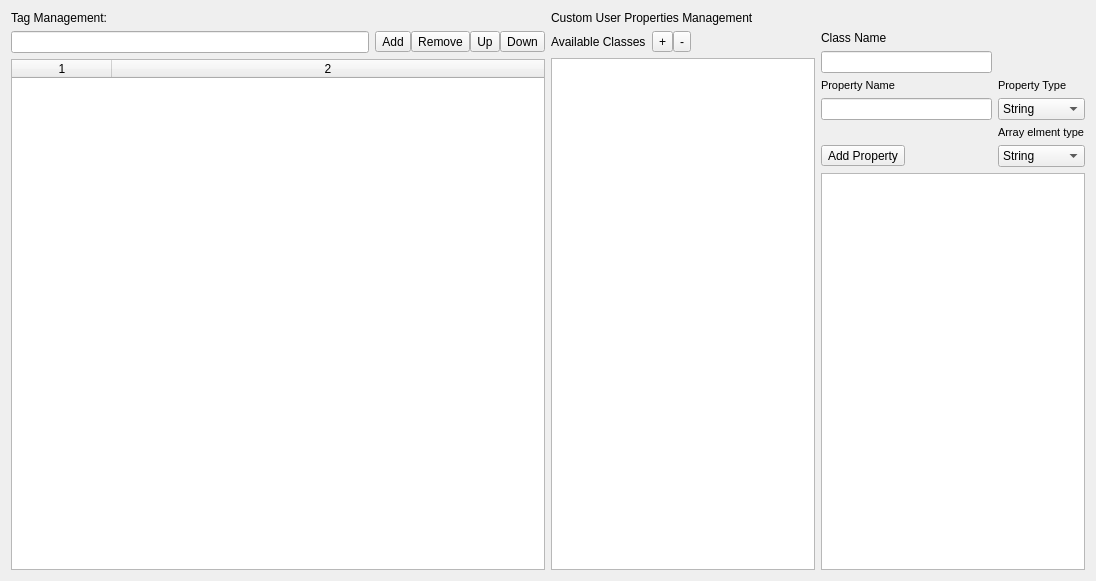
Before: the Qt Designer form customproperties.ui in ascetic85/LevelEditor-NG, drawn with Qt 5.
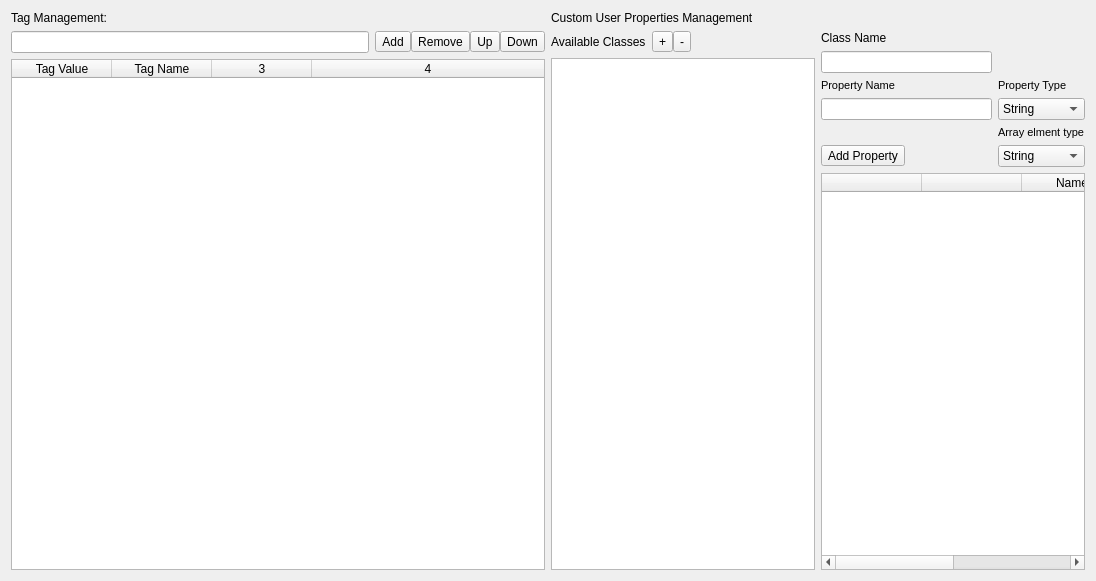
After: the same form once the commit is applied.

Commit message: [modify] column name of some tablewidget [new] supporting code ui

```diff
--- a/customproperties.ui
+++ b/customproperties.ui
@@ -79,7 +79,7 @@
           <number>0</number>
          </property>
          <property name="columnCount">
-          <number>2</number>
+          <number>4</number>
          </property>
          <attribute name="horizontalHeaderStretchLastSection">
           <bool>true</bool>
@@ -90,6 +90,16 @@
          <attribute name="verticalHeaderShowSortIndicator" stdset="0">
           <bool>false</bool>
          </attribute>
+         <column>
+          <property name="text">
+           <string>Tag Value</string>
+          </property>
+         </column>
+         <column>
+          <property name="text">
+           <string>Tag Name</string>
+          </property>
+         </column>
          <column/>
          <column/>
         </widget>
@@ -245,7 +255,34 @@
             </layout>
            </item>
            <item>
-            <widget class="QTableWidget" name="tableWidget_2"/>
+            <widget class="QTableWidget" name="tableWidget_2">
+             <property name="columnCount">
+              <number>4</number>
+             </property>
+             <attribute name="horizontalHeaderStretchLastSection">
+              <bool>false</bool>
+             </attribute>
+             <column>
+              <property name="text">
+               <string/>
+              </property>
+             </column>
+             <column>
+              <property name="text">
+               <string/>
+              </property>
+             </column>
+             <column>
+              <property name="text">
+               <string>Name</string>
+              </property>
+             </column>
+             <column>
+              <property name="text">
+               <string>Value</string>
+              </property>
+             </column>
+            </widget>
            </item>
           </layout>
          </item>
```
Left out of the diff: 9 changed lines with no effect on the pictures. The commit also changes 2 other files.
